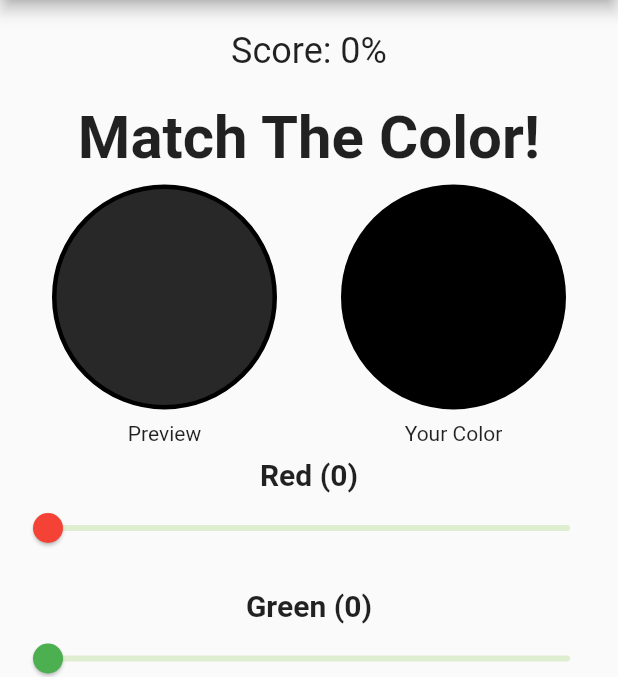
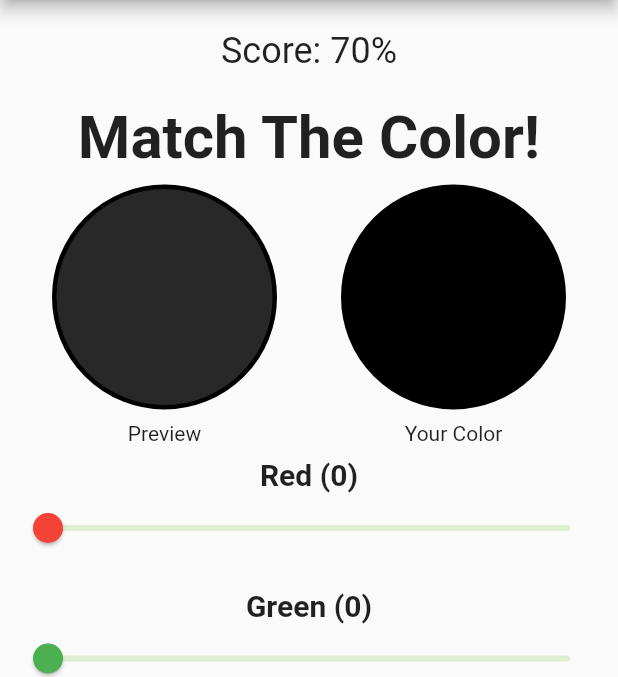
Before and after one commit to sadiejaneb/color_match, a Flutter app: the GameplayDesign screen opened by its route, after a tap on "Compare", on a phone screen of 412 x 824 dp, the part 84-761 px from its top. Run offline on Flutter 3.47's test engine with Material 2 defaults, Android fonts, the light colour scheme and no system bars; our stand-ins replace audioplayers.

Commit message:
fixed type cast error

```diff
--- a/lib/compare_button.dart
+++ b/lib/compare_button.dart
@@ -13,10 +13,11 @@ class CompareButton extends StatelessWidget {
 
 double distance = ((color1.red - color2.red).abs() +
         (color1.green - color2.green).abs() +
-        (color1.blue - color2.blue).abs()) as double;
+        (color1.blue - color2.blue).abs()).toDouble();
 
-    double maxDistance = 255 * 3;
-    double similarity = ((maxDistance - distance) / maxDistance) * 100;
+double maxDistance = 255 * 3;
+double similarity = ((maxDistance - distance) / maxDistance) * 100;
+
 
     return similarity.clamp(0.0, 100.0); // Ensure similarity score stays within 0-100 range
   }
```
